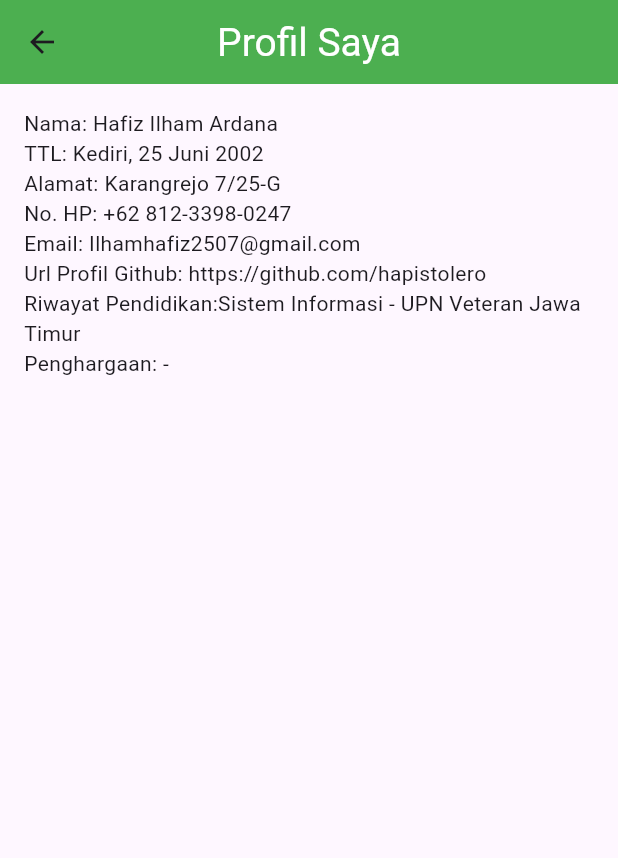
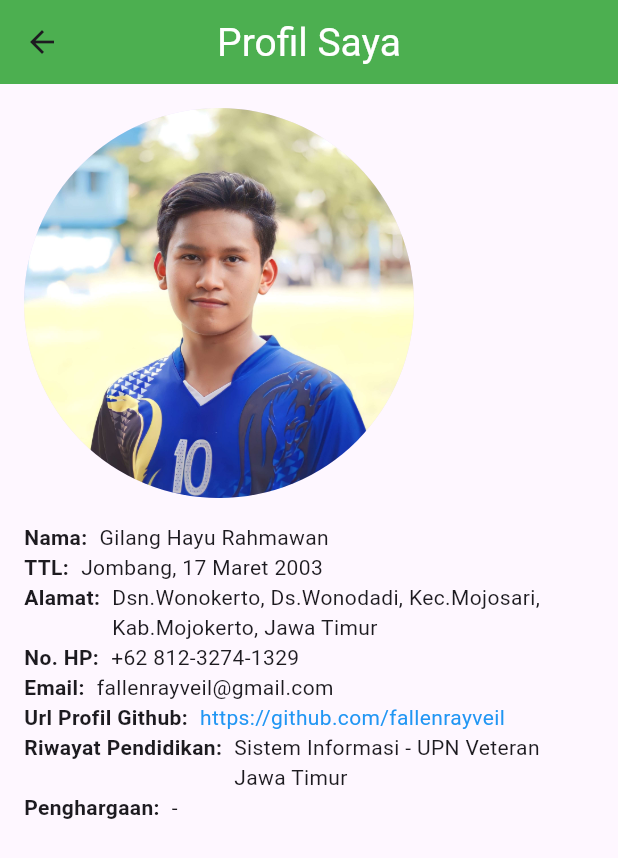
Before and after one commit to fallenrayveil/ETS_FapertaApps, a Flutter app: the UserProfile screen opened directly, on a phone screen of 412 x 824 dp. Shown: the top 858 px of the screen. Run offline on Flutter 3.47's test engine with Material 3 defaults, Android fonts, the phone set to English and light mode, and no system bars.

Commit message:
Update main.dart with user profile and URL launcher

```diff
--- a/lib/main.dart
+++ b/lib/main.dart
@@ -1,6 +1,7 @@
 import 'package:flutter/material.dart';
 import 'prodi.dart';
 import 'prodi_detail.dart';
+import 'package:url_launcher/url_launcher_string.dart';
 
 void main() {
   runApp(const MyApp());
@@ -69,7 +70,7 @@ class _MyHomePageState extends State<MyHomePage> {
               child: Text(
                 'Profil Fakultas Pertanian',
                 style: TextStyle(
-                  fontSize: 24,
+                  fontSize: 35,
                   fontWeight: FontWeight.bold,
                 ),
               ),
@@ -108,6 +109,7 @@ class _MyHomePageState extends State<MyHomePage> {
           ],
         ),
       ),
+
       bottomNavigationBar: BottomAppBar(
         child: Padding(
           padding: const EdgeInsets.all(8.0),
@@ -122,16 +124,17 @@ class _MyHomePageState extends State<MyHomePage> {
                 ),
               );
             },
+
             child: Row(
               mainAxisAlignment: MainAxisAlignment.center,
               children: [
                 CircleAvatar(
-                  backgroundImage: AssetImage('assets/hapis.jpg'), // Ganti dengan path gambar profil Anda
+                  backgroundImage: AssetImage('assets/gilang.jpg'), // Ganti dengan path gambar profil Anda
                   radius: 20,
                 ),
                 SizedBox(width: 8),
                 Text(
-                  'Hafiz Ilham Ardana',
+                  'Gilang Hayu Rahmawan',
                   style: TextStyle(fontSize: 16),
                 ),
               ],
@@ -185,7 +188,34 @@ Widget buildProdiCard(Prodi prodi) {
   );
 }
 
-class UserProfile extends StatelessWidget {
+class UserProfile extends StatefulWidget {
+  @override
+  _UserProfileState createState() => _UserProfileState();
+}
+
+class _UserProfileState extends State<UserProfile> {
+  bool _isLoading = true;
+
+  final String nama = 'Gilang Hayu Rahmawan';
+  final String ttl = 'Jombang, 17 Maret 2003';
+  final String alamat =
+      'Dsn.Wonokerto, Ds.Wonodadi, Kec.Mojosari, Kab.Mojokerto, Jawa Timur';
+  final String nomor = '+62 812-3274-1329';
+  final String email = 'fallenrayveil@gmail.com';
+  final String githubUrl = 'https://github.com/fallenrayveil';
+  final String pendidikan = 'Sistem Informasi - UPN Veteran Jawa Timur';
+  final String penghargaan = '-';
+
+  @override
+  void initState() {
+    super.initState();
+    Future.delayed(Duration(seconds: 1), () {
+      setState(() {
+        _isLoading = false;
+      });
+    });
+  }
+
   @override
   Widget build(BuildContext context) {
     return Scaffold(
@@ -194,20 +224,61 @@ class UserProfile extends StatelessWidget {
       ),
       body: Padding(
         padding: const EdgeInsets.all(16.0),
-        child: Column(
-          crossAxisAlignment: CrossAxisAlignment.start,
-          children: [
-            Text('Nama: Hafiz Ilham Ardana'),
-            Text('TTL: Kediri, 25 Juni 2002'),
-            Text('Alamat: Karangrejo 7/25-G'),
-            Text('No. HP: +62 812-3398-0247'),
-            Text('Email: Ilhamhafiz2507@gmail.com'),
-            Text('Url Profil Github: https://github.com/hapistolero'),
-            Text('Riwayat Pendidikan:Sistem Informasi - UPN Veteran Jawa Timur'),
-            Text('Penghargaan: -'),
-          ],
+        child: SingleChildScrollView(
+          child: Column(
+            crossAxisAlignment: CrossAxisAlignment.start,
+            children: [
+              // Profile picture with loading animation
+              _isLoading
+                  ? Center(child: CircularProgressIndicator())
+                  : CircleAvatar(
+                      radius: 130,
+                      backgroundImage: AssetImage('assets/gilang.jpg'),
+                    ),
+              SizedBox(height: 16),
+
+              // Profile information sections
+              _buildProfileSection('Nama:', nama),
+              _buildProfileSection('TTL:', ttl),
+              _buildProfileSection('Alamat:', alamat),
+              _buildProfileSection('No. HP:', nomor),
+              _buildProfileSection('Email:', email),
+              _buildProfileSection(
+                'Url Profil Github:',
+                githubUrl,
+                isUrl: true,
+              ),
+              _buildProfileSection('Riwayat Pendidikan:', pendidikan),
+              _buildProfileSection('Penghargaan:', penghargaan),
+            ],
+          ),
         ),
       ),
     );
   }
+
+
+  Widget _buildProfileSection(String title, String value, {bool isUrl = false}) {
+    return Row(
+      crossAxisAlignment: CrossAxisAlignment.start,
+      children: [
+        Text(
+          title,
+          style: TextStyle(fontWeight: FontWeight.bold),
+        ),
+        SizedBox(width: 8),
+        Flexible(
+          child: isUrl
+              ? GestureDetector(
+                  onTap: () => launchUrlString(value),
+                  child: Text(
+                    value,
+                    style: TextStyle(color: Colors.blue),
+                  ),
+                )
+              : Text(value),
+        ),
+      ],
+    );
+  }
 }
```
